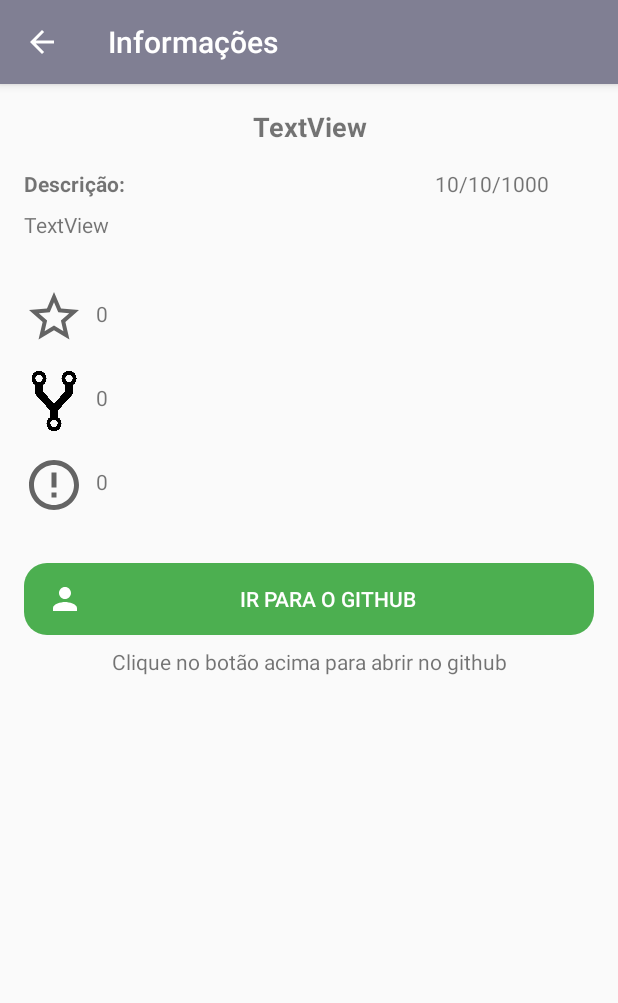
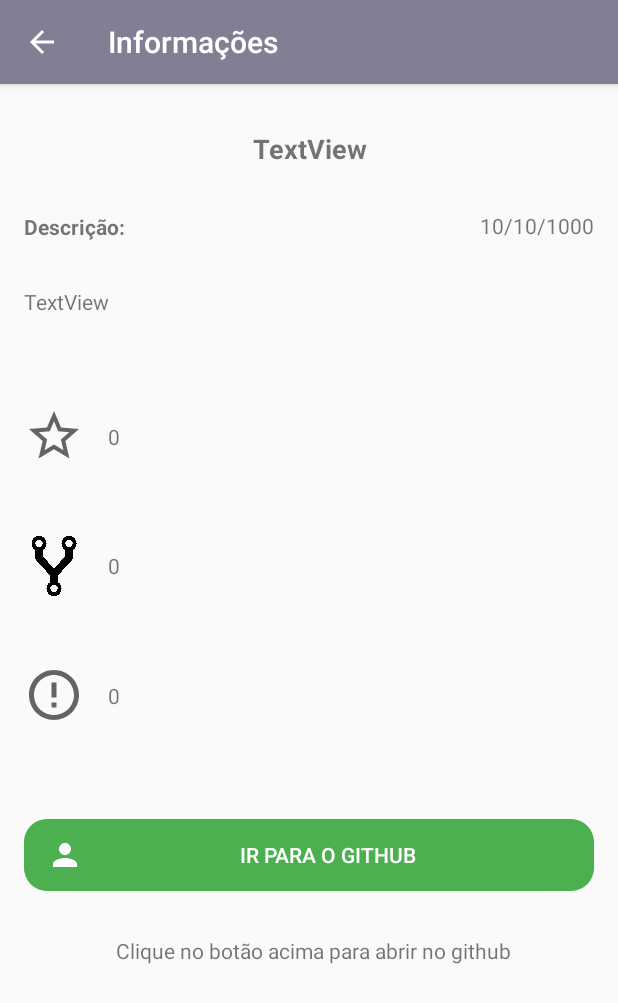
Before and after one commit to gukiub/gitApiApp, an Android app: the RepoInfoActivity screen opened directly, with no data from a screen before it, on a phone screen of 412 x 824 dp. Shown: the top 1003 px of the screen. Run offline under Robolectric (Android 15) with nearby library versions, the phone set to English and light mode, and no system bars.

Commit message:
back to the MainFragment.kt

```diff
--- a/gitapi/app/src/main/java/com/example/gitapi/service/repository/remote/UserService.kt
+++ b/gitapi/app/src/main/java/com/example/gitapi/service/repository/remote/UserService.kt
@@ -13,6 +13,4 @@ interface UserService {
     @GET("users/{user}/repos?per_page=${RepoConstantants.SHARED.MAX_PER_PAGE}&")
     fun list(@Path("user", encoded = true) user: String,
              @Query("page", encoded = true) pages: Int): Call<ArrayList<RepoModel>>
-
-
 }
--- a/gitapi/app/src/main/java/com/example/gitapi/view/fragments/MainFragment.kt
+++ b/gitapi/app/src/main/java/com/example/gitapi/view/fragments/MainFragment.kt
@@ -10,6 +10,8 @@ import android.widget.Button
 import android.widget.Toast
 import androidx.fragment.app.activityViewModels
 import androidx.lifecycle.Observer
+import androidx.lifecycle.ViewModel
+import androidx.lifecycle.viewModelScope
 import com.example.gitapi.R
 import com.example.gitapi.viewmodel.MainViewModel
 import kotlinx.android.synthetic.main.fragment_main.*
@@ -32,16 +34,22 @@ class MainFragment : Fragment() {
         super.onViewCreated(view, savedInstanceState)
         observe()
 
+
+
         view.findViewById<Button>(R.id.button_search).setOnClickListener {
             val search = editRepo.text.toString()
             mViewModel.search(search)
         }
     }
 
+
     override fun onStart() {
         super.onStart()
         Log.d(mainFragmentConst, "onStart() : MainCriada")
+    }
 
+    override fun onResume() {
+        super.onResume()
     }
 
     override fun onDestroy() {
--- a/gitapi/app/src/main/java/com/example/gitapi/view/fragments/RepositoriesFragment.kt
+++ b/gitapi/app/src/main/java/com/example/gitapi/view/fragments/RepositoriesFragment.kt
@@ -44,12 +44,6 @@ class RepositoriesFragment : Fragment() {
         super.onCreate(savedInstanceState)
         observe()
 
-    }
-
-    companion object{
-        fun newInstance(): Fragment{
-            return RepositoriesFragment()
-        }
     }
 
 
--- a/gitapi/app/src/main/java/com/example/gitapi/viewmodel/MainViewModel.kt
+++ b/gitapi/app/src/main/java/com/example/gitapi/viewmodel/MainViewModel.kt
@@ -61,7 +61,6 @@ class MainViewModel(application: Application) : AndroidViewModel(application) {
         this.user = search
     }
 
-
     fun list(page: Int){
         val listener = object : ApiListener<ArrayList<RepoModel>>{
             override fun onSuccess(model: ArrayList<RepoModel>) {
--- a/gitapi/app/src/main/res/layout/activity_repo_info.xml
+++ b/gitapi/app/src/main/res/layout/activity_repo_info.xml
@@ -6,124 +6,100 @@
     android:layout_height="match_parent"
     tools:context=".view.RepoInfoActivity">
 
-    <ScrollView
-        android:layout_width="match_parent"
-        android:layout_height="match_parent"
-        app:layout_constraintBottom_toBottomOf="parent"
-        app:layout_constraintEnd_toEndOf="parent"
+
+    <ImageView
+        android:id="@+id/imageView6"
+        android:layout_width="40dp"
+        android:layout_height="40dp"
+        android:layout_marginStart="16dp"
+        android:layout_marginTop="32dp"
+        android:layout_marginBottom="8dp"
+        app:layout_constraintBottom_toTopOf="@+id/imageView7"
+        app:layout_constraintEnd_toStartOf="@+id/txt_star"
+        app:layout_constraintHorizontal_bias="0.5"
         app:layout_constraintStart_toStartOf="parent"
-        app:layout_constraintTop_toTopOf="parent">
+        app:layout_constraintTop_toBottomOf="@+id/txt_desc"
+        app:srcCompat="@drawable/ic_baseline_star" />
 
-        <LinearLayout
-            android:layout_width="match_parent"
-            android:layout_height="wrap_content"
-            android:orientation="vertical"
-            android:padding="16dp">
+    <ImageView
+        android:id="@+id/imageView8"
+        android:layout_width="40dp"
+        android:layout_height="40dp"
+        android:layout_marginStart="16dp"
+        android:layout_marginTop="8dp"
+        android:layout_marginBottom="32dp"
+        app:layout_constraintBottom_toTopOf="@+id/url_img"
+        app:layout_constraintEnd_toStartOf="@+id/txt_issue"
+        app:layout_constraintHorizontal_bias="0.5"
+        app:layout_constraintStart_toStartOf="parent"
+        app:layout_constraintTop_toBottomOf="@+id/imageView7"
+        app:srcCompat="@drawable/ic_baseline_error_outline_24" />
+
+    <ImageView
+        android:id="@+id/imageView7"
+        android:layout_width="40dp"
+        android:layout_height="40dp"
+        android:layout_marginStart="16dp"
+        android:layout_marginTop="8dp"
+        android:layout_marginBottom="8dp"
+        app:layout_constraintBottom_toTopOf="@+id/imageView8"
+        app:layout_constraintEnd_toStartOf="@+id/txt_fork"
+        app:layout_constraintHorizontal_bias="0.5"
+        app:layout_constraintStart_toStartOf="parent"
+        app:layout_constraintTop_toBottomOf="@+id/imageView6"
+        app:srcCompat="@drawable/fork" />
 
     <TextView
         android:id="@+id/txt_title"
         android:layout_width="match_parent"
         android:layout_height="wrap_content"
+        android:layout_marginStart="16dp"
+        android:layout_marginEnd="16dp"
         android:gravity="center"
-                android:layout_marginBottom="16dp"
+        android:text="TextView"
+        android:textSize="18sp"
         android:textStyle="bold"
-                android:text="TextView"
-                android:textSize="18sp" />
-
-            <LinearLayout
-                android:layout_width="match_parent"
-                android:layout_height="wrap_content"
-                android:layout_gravity="center"
-                android:orientation="horizontal">
+        app:layout_constraintBottom_toTopOf="@+id/textView3"
+        app:layout_constraintEnd_toEndOf="parent"
+        app:layout_constraintStart_toStartOf="parent"
+        app:layout_constraintTop_toTopOf="parent" />
 
     <TextView
+        android:id="@+id/textView3"
         android:layout_width="wrap_content"
         android:layout_height="wrap_content"
+        android:layout_marginStart="16dp"
         android:layout_weight="7"
         android:text="@string/lbl_desc"
-                    android:textStyle="bold" />
-
-                <TextView
-                    android:id="@+id/txt_data"
-                    android:layout_width="wrap_content"
-                    android:layout_weight="1"
-                    android:layout_height="wrap_content"
-                    android:text="10/10/1000" />
-
-            </LinearLayout>
+        android:textStyle="bold"
+        app:layout_constraintBottom_toTopOf="@+id/txt_desc"
+        app:layout_constraintStart_toStartOf="parent"
+        app:layout_constraintTop_toBottomOf="@+id/txt_title" />
 
     <TextView
         android:id="@+id/txt_desc"
-                android:layout_width="match_parent"
-                android:layout_height="wrap_content"
-                android:layout_marginTop="8dp"
-                android:text="TextView" />
-
-            <LinearLayout
-                android:layout_width="match_parent"
-                android:layout_height="wrap_content"
-                android:layout_gravity="center"
-                android:layout_marginTop="32dp">
-
-                <ImageView
-                    android:id="@+id/imageView6"
-                    android:layout_width="40dp"
-                    android:layout_height="40dp"
-                    app:srcCompat="@drawable/ic_baseline_star" />
-
-                <TextView
-                    android:id="@+id/txt_star"
-                    android:layout_width="match_parent"
-                    android:layout_height="wrap_content"
-                    android:layout_marginStart="8dp"
-                    android:layout_marginTop="8dp"
-                    android:text="@string/_0" />
-
-            </LinearLayout>
-
-            <LinearLayout
-                android:layout_width="match_parent"
-                android:layout_height="wrap_content"
-                android:layout_gravity="center"
-                android:layout_marginTop="16dp">
-
-                <ImageView
-                    android:id="@+id/imageView7"
-                    android:layout_width="40dp"
-                    android:layout_height="40dp"
-                    app:srcCompat="@drawable/fork" />
-
-                <TextView
-                    android:id="@+id/txt_fork"
-                    android:layout_width="match_parent"
-                    android:layout_height="wrap_content"
-                    android:layout_marginStart="8dp"
-                    android:layout_marginTop="8dp"
-                    android:text="@string/_0" />
-
-            </LinearLayout>
-
-            <LinearLayout
-                android:layout_width="match_parent"
-                android:layout_height="wrap_content"
-                android:layout_gravity="center"
-                android:layout_marginTop="16dp">
-
-                <ImageView
-                    android:id="@+id/imageView8"
-                    android:layout_width="40dp"
-                    android:layout_height="40dp"
-                    app:srcCompat="@drawable/ic_baseline_error_outline_24" />
+        android:layout_width="0dp"
+        android:layout_height="17dp"
+        android:layout_marginStart="16dp"
+        android:layout_marginEnd="16dp"
+        android:text="TextView"
+        app:layout_constraintBottom_toTopOf="@+id/imageView6"
+        app:layout_constraintEnd_toEndOf="parent"
+        app:layout_constraintStart_toStartOf="parent"
+        app:layout_constraintTop_toBottomOf="@+id/textView3" />
 
     <TextView
         android:id="@+id/txt_issue"
-                    android:layout_width="match_parent"
+        android:layout_width="0dp"
         android:layout_height="wrap_content"
-                    android:layout_marginStart="8dp"
-                    android:layout_marginTop="8dp"
-                    android:text="@string/_0" />
-
-            </LinearLayout>
+        android:layout_marginStart="16dp"
+        android:layout_marginEnd="16dp"
+        android:text="@string/_0"
+        app:layout_constraintBottom_toBottomOf="@+id/imageView8"
+        app:layout_constraintEnd_toEndOf="parent"
+        app:layout_constraintHorizontal_bias="0.5"
+        app:layout_constraintStart_toEndOf="@+id/imageView8"
+        app:layout_constraintTop_toTopOf="@+id/imageView8" />
 
     <Button
         android:id="@+id/url_img"
@@ -131,21 +107,70 @@
         android:layout_width="match_parent"
         android:layout_height="wrap_content"
         android:layout_gravity="center"
-                android:layout_marginTop="32dp"
+        android:layout_marginStart="16dp"
+        android:layout_marginEnd="16dp"
         android:backgroundTint="@color/green"
-                android:textColor="@color/white"
         android:drawableStart="@drawable/ic_baseline_person_24"
         android:text="@string/ir_para_o_github"
+        android:textColor="@color/white"
+        app:layout_constraintBottom_toTopOf="@+id/textView2"
+        app:layout_constraintEnd_toEndOf="parent"
+        app:layout_constraintStart_toStartOf="parent"
+        app:layout_constraintTop_toBottomOf="@+id/imageView8"
         app:srcCompat="@drawable/github_icon" />
 
     <TextView
-                android:layout_width="match_parent"
+        android:id="@+id/txt_data"
+        android:layout_width="wrap_content"
         android:layout_height="wrap_content"
-                android:layout_marginTop="8dp"
+        android:layout_marginEnd="16dp"
+        android:layout_weight="1"
+        android:text="10/10/1000"
+        app:layout_constraintBottom_toTopOf="@+id/txt_desc"
+        app:layout_constraintEnd_toEndOf="parent"
+        app:layout_constraintHorizontal_bias="1.0"
+        app:layout_constraintStart_toEndOf="@+id/textView3"
+        app:layout_constraintTop_toBottomOf="@+id/txt_title"
+        app:layout_constraintVertical_bias="0.493" />
+
+    <TextView
+        android:id="@+id/textView2"
+        android:layout_width="379dp"
+        android:layout_height="wrap_content"
+        android:layout_marginBottom="150dp"
         android:gravity="center"
-                android:text="@string/desc_img_git" />
-        </LinearLayout>
+        android:text="@string/desc_img_git"
+        app:layout_constraintBottom_toBottomOf="parent"
+        app:layout_constraintEnd_toEndOf="parent"
+        app:layout_constraintHorizontal_bias="0.593"
+        app:layout_constraintStart_toStartOf="parent"
+        app:layout_constraintTop_toBottomOf="@+id/url_img" />
 
+    <TextView
+        android:id="@+id/txt_fork"
+        android:layout_width="0dp"
+        android:layout_height="wrap_content"
+        android:layout_marginStart="16dp"
+        android:layout_marginEnd="16dp"
+        android:text="@string/_0"
+        app:layout_constraintBottom_toBottomOf="@+id/imageView7"
+        app:layout_constraintEnd_toEndOf="parent"
+        app:layout_constraintHorizontal_bias="0.5"
+        app:layout_constraintStart_toEndOf="@+id/imageView7"
+        app:layout_constraintTop_toTopOf="@+id/imageView7"
+        app:layout_constraintVertical_bias="0.476" />
 
-    </ScrollView>
+    <TextView
+        android:id="@+id/txt_star"
+        android:layout_width="0dp"
+        android:layout_height="wrap_content"
+        android:layout_marginStart="16dp"
+        android:layout_marginEnd="16dp"
+        android:text="@string/_0"
+        app:layout_constraintBottom_toBottomOf="@+id/imageView6"
+        app:layout_constraintEnd_toEndOf="parent"
+        app:layout_constraintHorizontal_bias="0.5"
+        app:layout_constraintStart_toEndOf="@+id/imageView6"
+        app:layout_constraintTop_toTopOf="@+id/imageView6"
+        app:layout_constraintVertical_bias="0.523" />
 </androidx.constraintlayout.widget.ConstraintLayout>
--- a/gitapi/app/src/main/res/layout/fragment_repositories.xml
+++ b/gitapi/app/src/main/res/layout/fragment_repositories.xml
@@ -61,7 +61,8 @@
         android:background="?attr/colorPrimary"
         android:minHeight="?attr/actionBarSize"
         android:theme="?attr/actionBarTheme"
-        app:layout_constraintTop_toTopOf="parent"
-        tools:layout_editor_absoluteX="0dp" />
+        app:layout_constraintEnd_toEndOf="parent"
+        app:layout_constraintStart_toStartOf="parent"
+        app:layout_constraintTop_toTopOf="parent" />
 
 </androidx.constraintlayout.widget.ConstraintLayout>
```
Lines whose indentation alone changed are shown as unchanged.
